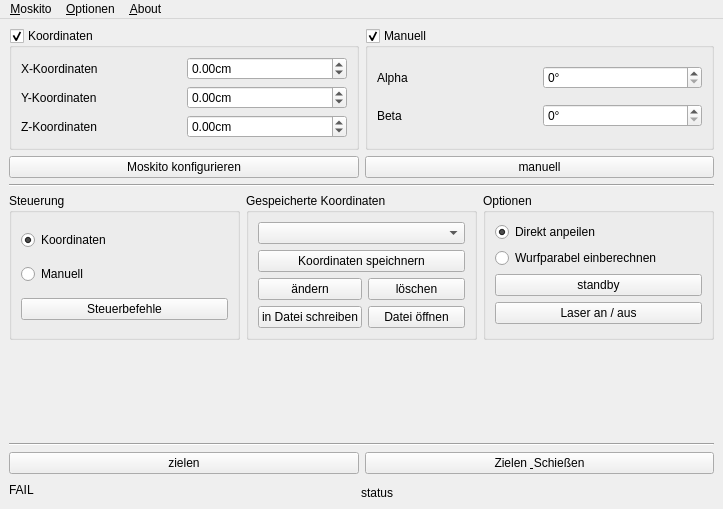
This is MoskitoGUI/mainwindow.ui in KonradMerkel/Moskito as Qt 5 draws it before an edit. The edited form follows.
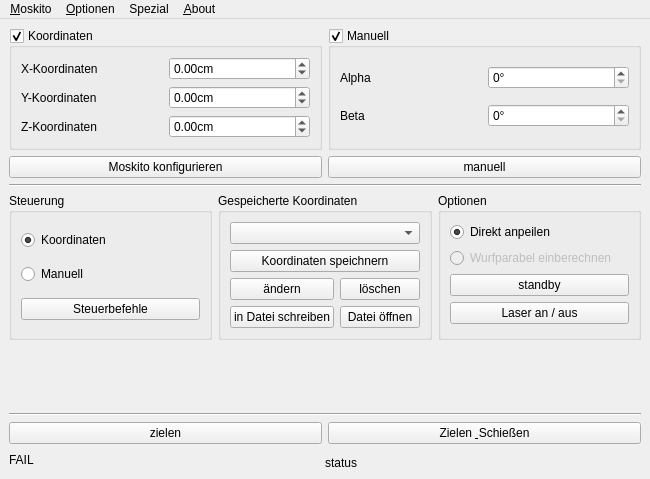
This is the edited form. Icons and pictures are not drawn.

The edit to the form file:
```diff
--- a/MoskitoGUI/mainwindow.ui
+++ b/MoskitoGUI/mainwindow.ui
@@ -9,8 +9,8 @@
    <rect>
     <x>0</x>
     <y>0</y>
-    <width>723</width>
-    <height>509</height>
+    <width>650</width>
+    <height>479</height>
    </rect>
   </property>
   <property name="focusPolicy">
@@ -345,7 +345,7 @@
          <item>
           <widget class="QRadioButton" name="radBtn_parableN">
            <property name="enabled">
-            <bool>true</bool>
+            <bool>false</bool>
            </property>
            <property name="text">
             <string>Wurfparabel einberechnen </string>
@@ -475,8 +475,8 @@
     <rect>
      <x>0</x>
      <y>0</y>
-     <width>723</width>
-     <height>27</height>
+     <width>650</width>
+     <height>23</height>
     </rect>
    </property>
    <widget class="QMenu" name="menuMoskito">
@@ -529,8 +529,15 @@
     <addaction name="separator"/>
     <addaction name="act_konf"/>
    </widget>
+   <widget class="QMenu" name="menuSpezial">
+    <property name="title">
+     <string>Spezial</string>
+    </property>
+    <addaction name="act_webPasswd"/>
+   </widget>
    <addaction name="menuMoskito"/>
    <addaction name="menuOptionen"/>
+   <addaction name="menuSpezial"/>
    <addaction name="menuAbout"/>
   </widget>
   <action name="act_aim">
```
Left out of the diff: 5 changed lines with no effect on the pictures.
